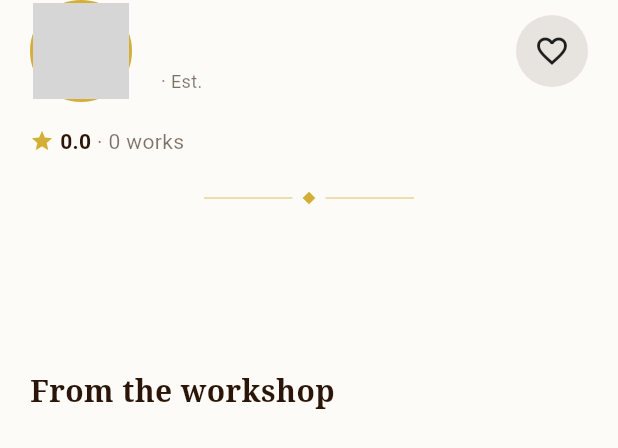
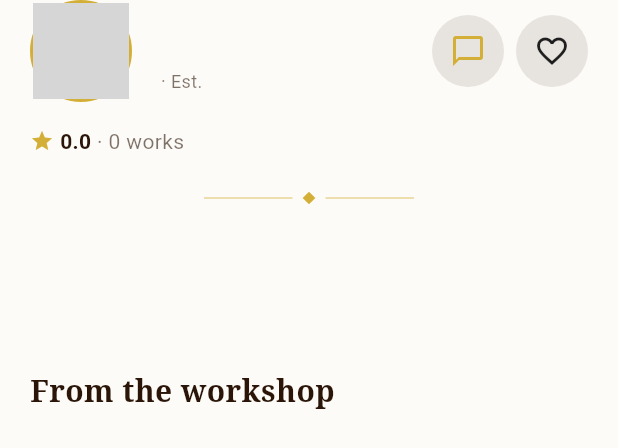
Before and after one commit to Th3ngSer/Khmer_gift_collection, a Flutter app: the ArtisanInfoCard widget shown alone on an empty page, opened directly with empty values, on a phone screen of 412 x 824 dp. Shown: the top 448 px of the screen. Run offline on Flutter 3.47's test engine with Material 3 defaults, Android fonts, the phone set to English and light mode, and no system bars; our stand-ins replace flutter_riverpod, geolocator, go_router, google_maps_flutter, image_picker, shared_preferences and 3 more; accounts and stored records are empty; network calls fail; grey boxes are pictures that could not be loaded.

Commit message:
feat: implement artisan hero image transitions and inject real-time chat room connection route

```diff
--- a/lib/features/artisan/screens/artisan_profile_screen.dart
+++ b/lib/features/artisan/screens/artisan_profile_screen.dart
@@ -57,8 +57,10 @@ class ArtisanProfileScreen extends ConsumerWidget {
                   background: Stack(
                     fit: StackFit.expand,
                     children: [
-                      Image.network(a['cover'], fit: BoxFit.cover),
-                      // Bottom-to-top gradient
+                      Hero(
+                        tag: 'artisan-cover-${a['id']}',
+                        child: Image.network(a['cover'], fit: BoxFit.cover),
+                      ),
                       const DecoratedBox(
                         decoration: BoxDecoration(
                           gradient: LinearGradient(
--- a/lib/features/artisan/widgets/artisan_info_card.dart
+++ b/lib/features/artisan/widgets/artisan_info_card.dart
@@ -1,6 +1,7 @@
 import 'package:flutter/material.dart';
 import '../../../shared/widgets/khmer_divider.dart';
 import 'package:flutter_riverpod/flutter_riverpod.dart';
+import 'package:go_router/go_router.dart';
 import '../../favorites/providers/favorites_provider.dart';
 
 class ArtisanInfoCard extends ConsumerStatefulWidget {
@@ -31,7 +32,6 @@ class _ArtisanInfoCardState extends ConsumerState<ArtisanInfoCard> {
       child: Column(
         crossAxisAlignment: CrossAxisAlignment.start,
         children: [
-          // Row 1: Avatar, Details, and Favorite Button
           Row(
             children: [
               Container(
@@ -78,6 +78,18 @@ class _ArtisanInfoCardState extends ConsumerState<ArtisanInfoCard> {
                   ],
                 ),
               ),
+
+              // NEW: Direct Chat Room Routing CTA Button
+              IconButton(
+                onPressed: () => context.push('/chat/${a['id']}', extra: a),
+                icon: const Icon(Icons.chat_bubble_outline, color: goldColor),
+                style: IconButton.styleFrom(
+                  backgroundColor: theme.dividerColor.withOpacity(0.1),
+                  padding: const EdgeInsets.all(12),
+                ),
+              ),
+              const SizedBox(width: 8),
+
               IconButton(
                 onPressed: () {
                   ref
@@ -96,7 +108,6 @@ class _ArtisanInfoCardState extends ConsumerState<ArtisanInfoCard> {
             ],
           ),
 
-          // Row 2: Metrics
           const SizedBox(height: 16),
           Row(
             children: [
```
